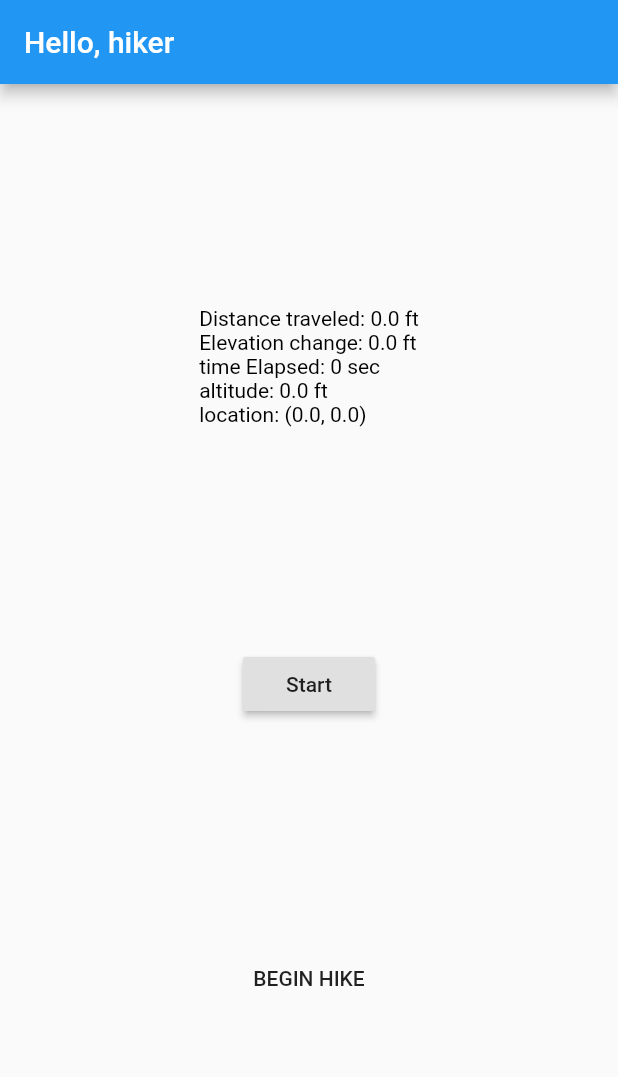
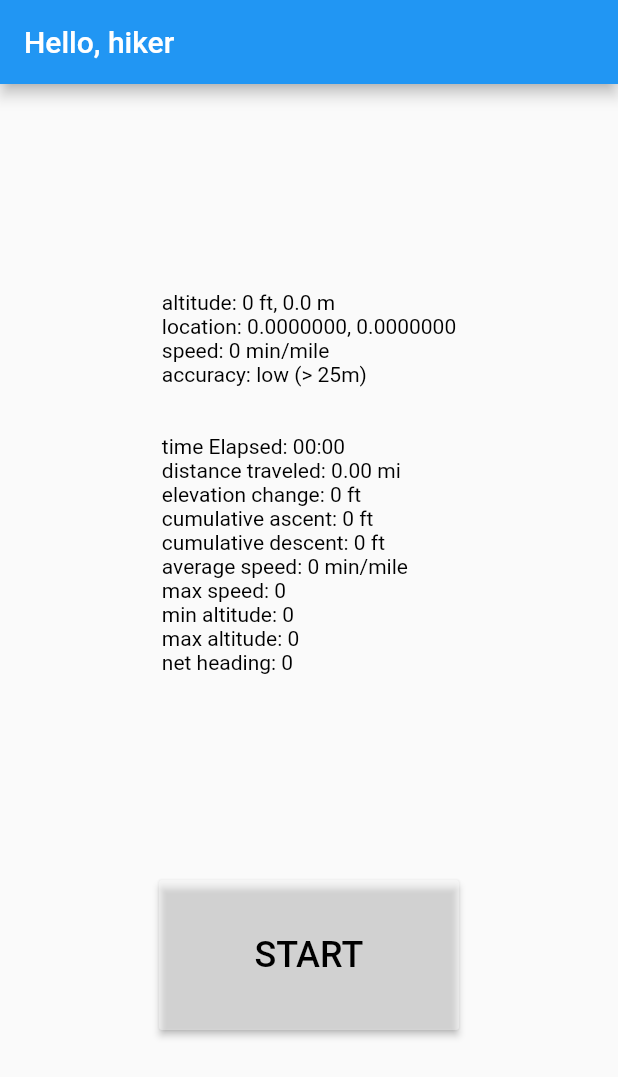
Before and after one commit to jacob6838/hiking-app-flutter, a Flutter app: the screen it shows after launch, on a phone screen of 412 x 824 dp. Shown: the top 1077 px of the screen. Run offline on Flutter 3.47's test engine with Material 2 defaults, Android fonts, the phone set to English and light mode, and no system bars; our stand-ins replace freezed_annotation, kt_dart, rxdart; missing offline and left inert: background_location, maps_toolkit; generated files the repository leaves out were written again.

Commit message:
Added numerous metrics, increased start button size

```diff
--- a/lib/hiking_service.dart
+++ b/lib/hiking_service.dart
@@ -77,7 +77,7 @@ class HikingService {
     print("HIKER: _handleLocationUpdate called.");
 
     final double deltaSec = locationStatus.timeStampSec - _prevLocation.timeStampSec;
-    // if (deltaSec < updateIntervalSec) return;
+    if (deltaSec < updateIntervalSec) return;
 
     final deltaDistance = SphericalUtil.computeDistanceBetween(
       LatLng(locationStatus.latitude, locationStatus.longitude),
@@ -203,5 +203,11 @@ double getCurrentTimeSeconds() => DateTime.now().millisecondsSinceEpoch / millis
 
 /// Convert an accuracy value from Flutter location API to an enum
 LocationAccuracyType toAccuracyType(double accuracy) {
-  return LocationAccuracyType.low;
+  if (accuracy < 8) {
+    return LocationAccuracyType.high;
+  } else if (accuracy < 25) {
+    return LocationAccuracyType.medium;
+  } else {
+    return LocationAccuracyType.low;
+  }
 }
--- a/lib/main.dart
+++ b/lib/main.dart
@@ -1,5 +1,6 @@
 import 'package:flutter/material.dart';
 import 'package:hiking_app/hiking_service.dart';
+import 'package:hiking_app/models/location_accuracy_type.dart';
 import 'package:hiking_app/models/location_status.dart';
 import 'package:hiking_app/providers.dart';
 import 'package:provider/provider.dart';
@@ -85,6 +86,27 @@ class MyHomePageState extends State<MyHomePage> {
                     crossAxisAlignment: CrossAxisAlignment.start,
                     children: [
                       Text(
+                        _toCurrentAltitude(snapshot?.data),
+                        style: const TextStyle(color: Colors.black, fontSize: 14),
+                      ),
+                      Text(
+                        _toCurrentLatLon(snapshot?.data),
+                        style: const TextStyle(color: Colors.black, fontSize: 14),
+                      ),
+                      Text(
+                        _toSpeedMetersPerSec(snapshot?.data),
+                        style: const TextStyle(color: Colors.black, fontSize: 14),
+                      ),
+                      Text(
+                        _toCurrentAccuracy(snapshot?.data),
+                        style: const TextStyle(color: Colors.black, fontSize: 14),
+                      ),
+                      const Padding(padding: EdgeInsets.all(16.0)),
+                      Text(
+                        _toTimeElapsedString(snapshot?.data),
+                        style: const TextStyle(color: Colors.black, fontSize: 14),
+                      ),
+                      Text(
                         _toDistanceTraveledString(snapshot?.data),
                         style: const TextStyle(color: Colors.black, fontSize: 14),
                       ),
@@ -93,15 +115,31 @@ class MyHomePageState extends State<MyHomePage> {
                         style: const TextStyle(color: Colors.black, fontSize: 14),
                       ),
                       Text(
-                        _toTimeElapsedString(snapshot?.data),
+                        _toCumulativeClimbMeters(snapshot?.data),
                         style: const TextStyle(color: Colors.black, fontSize: 14),
                       ),
                       Text(
-                        _toCurrentAltitude(snapshot?.data),
+                        _toCumulativeDescentMeters(snapshot?.data),
                         style: const TextStyle(color: Colors.black, fontSize: 14),
                       ),
                       Text(
-                        _toCurrentLatLon(snapshot?.data),
+                        _toAverageSpeedMetersPerSec(snapshot?.data),
+                        style: const TextStyle(color: Colors.black, fontSize: 14),
+                      ),
+                      Text(
+                        _toSpeedMax(snapshot?.data),
+                        style: const TextStyle(color: Colors.black, fontSize: 14),
+                      ),
+                      Text(
+                        _toAltitudeMin(snapshot?.data),
+                        style: const TextStyle(color: Colors.black, fontSize: 14),
+                      ),
+                      Text(
+                        _toAltitudeMax(snapshot?.data),
+                        style: const TextStyle(color: Colors.black, fontSize: 14),
+                      ),
+                      Text(
+                        _toNetHeading(snapshot?.data),
                         style: const TextStyle(color: Colors.black, fontSize: 14),
                       ),
                     ],
@@ -111,12 +149,18 @@ class MyHomePageState extends State<MyHomePage> {
                 stream: _hikingService.currentHikerStatus$,
                 builder: (context, AsyncSnapshot<bool> snapshot) {
                   final bool activeStatus = snapshot?.data ?? false;
-                  return RaisedButton(onPressed: () => onEnableBtnClicked(), child: Text(_enableBtnName(activeStatus)));
+                  return ButtonTheme(
+                      minWidth: 200.0,
+                      height: 100.0,
+                      buttonColor: Colors.white38,
+                      child: RaisedButton(
+                          onPressed: () => onEnableBtnClicked(),
+                          child: Text(_enableBtnName(activeStatus), style: const TextStyle(color: Colors.black, fontSize: 24))));
                 }),
-            FlatButton(
-              onPressed: onEnableBtnClicked,
-              child: const Text('BEGIN HIKE'),
-            ), // This trailing comma makes auto-formatting nicer for build methods.
+            // FlatButton(
+            //   onPressed: onEnableBtnClicked,
+            //   child: const Text('hey :P'),
+            // ), // This trailing comma makes auto-formatting nicer for build methods.
           ],
         ),
       ),
@@ -130,9 +174,9 @@ class MyHomePageState extends State<MyHomePage> {
 
   String _enableBtnName(bool activeStatus) {
     if (activeStatus) {
-      return "Stop";
+      return "STOP";
     } else {
-      return "Start";
+      return "START";
     }
   }
 
@@ -146,33 +190,107 @@ class MyHomePageState extends State<MyHomePage> {
   String _toDistanceTraveledString(HikeMetrics hikeMetrics) {
     if (hikeMetrics == null) return "stuff";
 
-    final feet = metersToFeet(hikeMetrics.distanceTraveled);
-    return "Distance traveled: $feet ft";
+    final miles = metersToFeet(hikeMetrics.distanceTraveled) / 5280;
+    return "distance traveled: ${miles.toStringAsFixed(2)} mi";
   }
 
   String _toElevationChangeString(HikeMetrics hikeMetrics) {
     if (hikeMetrics == null) return "stuff";
 
-    final feet = metersToFeet(hikeMetrics.netElevationChange);
-    return "Elevation change: $feet ft";
+    final feet = metersToFeet(hikeMetrics.netElevationChange).round();
+    return "elevation change: $feet ft";
   }
 
   String _toTimeElapsedString(HikeMetrics hikeMetrics) {
     if (hikeMetrics == null) return "stuff";
-    return "time Elapsed: ${hikeMetrics.metricPeriodSeconds.round()} sec";
+    const int minPerHour = 60;
+    const int secPerMin = 60;
+    final int minutes = (hikeMetrics.metricPeriodSeconds / secPerMin).round() % minPerHour;
+    final int hours = ((hikeMetrics.metricPeriodSeconds / secPerMin) / minPerHour).floor();
+    return "time Elapsed: ${hours.toString().padLeft(2, '0')}:${minutes.toString().padLeft(2, '0')}";
   }
 
   String _toCurrentAltitude(HikeMetrics hikeMetrics) {
     if (hikeMetrics == null) return "stuff";
-    final alt = metersToFeet(hikeMetrics.altitude);
-    return "altitude: $alt ft";
+    final alt = metersToFeet(hikeMetrics.altitude).round();
+    return "altitude: $alt ft, ${hikeMetrics.altitude} m";
   }
 
   String _toCurrentLatLon(HikeMetrics hikeMetrics) {
     if (hikeMetrics == null) return "stuff";
     final lat = hikeMetrics.latitude;
     final lon = hikeMetrics.longitude;
-    return "location: ($lat, $lon)";
+    return "location: ${lat.toStringAsFixed(7)}, ${lon.toStringAsFixed(7)}";
+  }
+
+  String _toCurrentAccuracy(HikeMetrics hikeMetrics) {
+    if (hikeMetrics == null) return "stuff";
+    String accuracy = "unknown";
+    if (hikeMetrics.locationAccuracy == LocationAccuracyType.low) {
+      accuracy = "low (> 25m)";
+    } else if (hikeMetrics.locationAccuracy == LocationAccuracyType.medium) {
+      accuracy = "medium (> 8m)";
+    } else {
+      accuracy = "high (< 8m)";
+    }
+    return "accuracy: $accuracy";
+  }
+
+  String _toSpeedMetersPerSec(HikeMetrics hikeMetrics) {
+    if (hikeMetrics == null) return "stuff";
+    int speed = 0;
+    if (hikeMetrics.speedMetersPerSec != 0) {
+      speed = (1 / (hikeMetrics.speedMetersPerSec * 0.0372823)).round();
+    }
+    return "speed: $speed min/mile";
+  }
+
+  String _toCumulativeClimbMeters(HikeMetrics hikeMetrics) {
+    if (hikeMetrics == null) return "stuff";
+    final metric = hikeMetrics.cumulativeClimbMeters.round();
+    return "cumulative ascent: $metric ft";
+  }
+
+  String _toCumulativeDescentMeters(HikeMetrics hikeMetrics) {
+    if (hikeMetrics == null) return "stuff";
+    final metric = hikeMetrics.cumulativeDescentMeters.round();
+    return "cumulative descent: $metric ft";
+  }
+
+  String _toAverageSpeedMetersPerSec(HikeMetrics hikeMetrics) {
+    if (hikeMetrics == null) return "stuff";
+    int speed = 0;
+    if (hikeMetrics.averageSpeedMetersPerSec != 0) {
+      speed = (1 / (hikeMetrics.averageSpeedMetersPerSec * 0.0372823)).round();
+    }
+    return "average speed: $speed min/mile";
+  }
+
+  String _toSpeedMax(HikeMetrics hikeMetrics) {
+    if (hikeMetrics == null) return "stuff";
+    int speed = 0;
+    if (hikeMetrics.speedMax != 0) {
+      speed = (1 / (hikeMetrics.speedMax * 0.0372823)).round();
+    }
+    return "max speed: $speed";
+  }
+
+  String _toAltitudeMin(HikeMetrics hikeMetrics) {
+    if (hikeMetrics == null) return "stuff";
+    final altMin = hikeMetrics.altitudeMin.round();
+    return "min altitude: $altMin";
+  }
+
+  String _toAltitudeMax(HikeMetrics hikeMetrics) {
+    if (hikeMetrics == null) return "stuff";
+    final altMax = hikeMetrics.altitudeMax.round();
+    return "max altitude: $altMax";
+  }
+
+  String _toNetHeading(HikeMetrics hikeMetrics) {
+    if (hikeMetrics == null) return "stuff";
+    final heading = hikeMetrics.netHeadingDegrees.round();
+    return "net heading: $heading";
   }
 }
 
```
